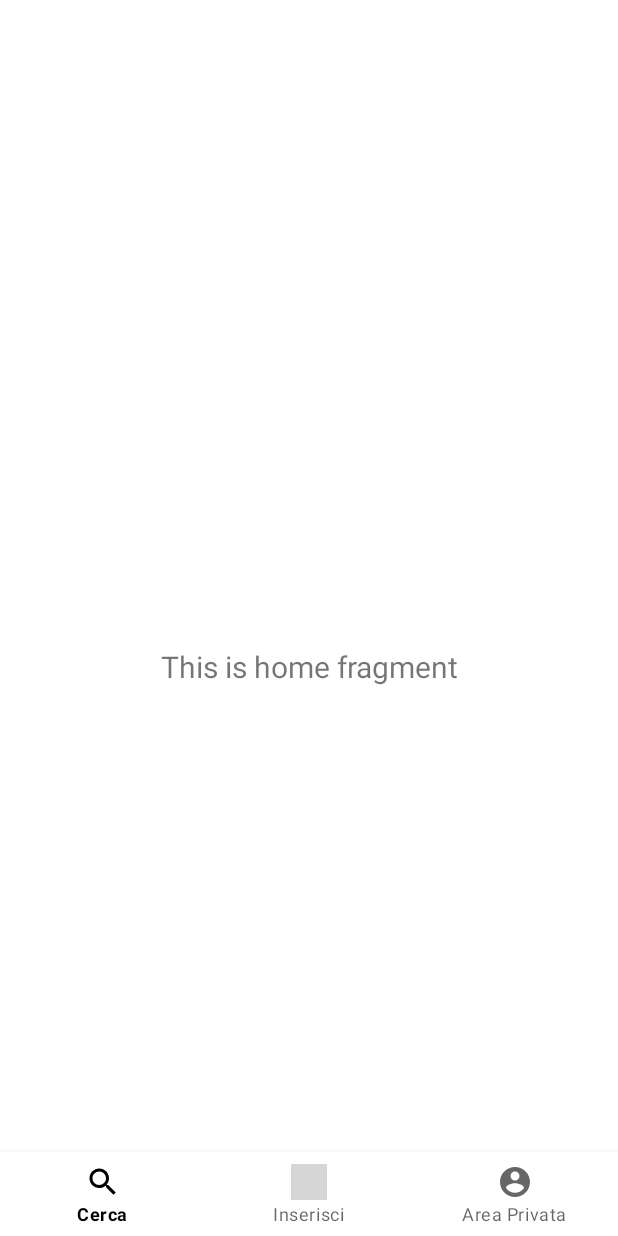
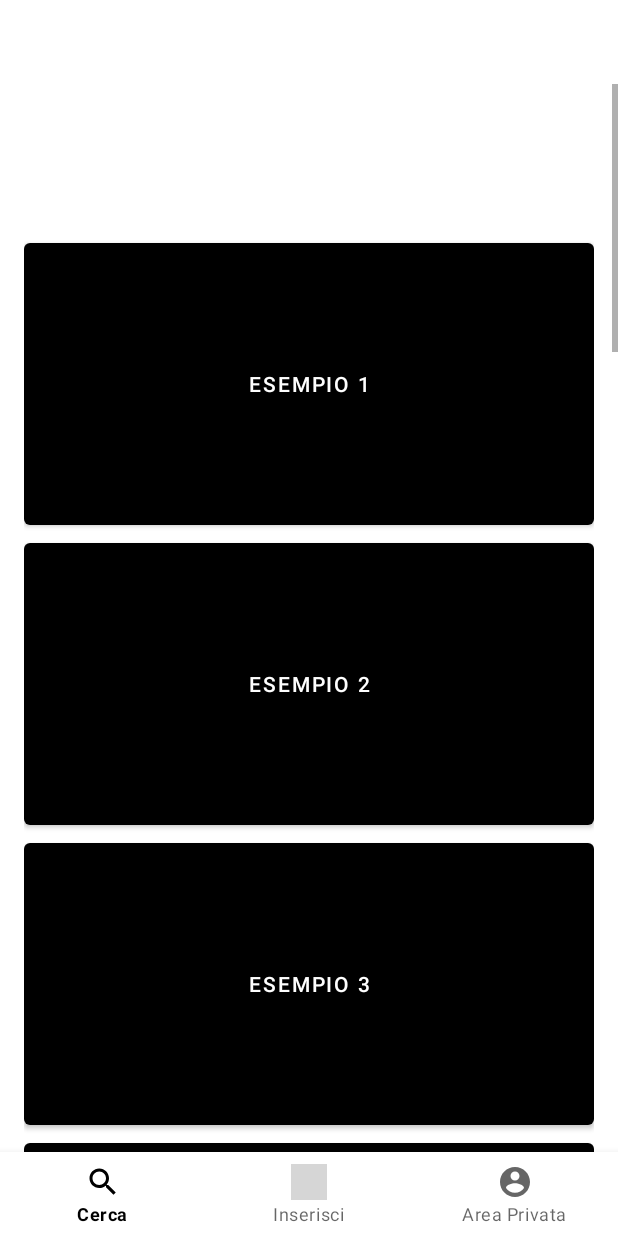
Before and after one commit to pippetto17/APP, an Android app: the MainActivity2 screen opened directly, with no data from a screen before it, on a phone screen of 412 x 824 dp. Run offline under Robolectric (Android 15) with nearby library versions, the phone set to English and light mode, and no system bars; our stand-ins replace navigation-ui; 3 statements that could not run were skipped; grey boxes are pictures that could not be loaded.

Commit message:
formatted codes

```diff
--- a/APP/app/src/main/java/com/example/app/MainActivity2.java
+++ b/APP/app/src/main/java/com/example/app/MainActivity2.java
@@ -1,6 +1,7 @@
 package com.example.app;
 
 import android.os.Bundle;
+import android.util.Log;
 
 import com.google.android.material.bottomnavigation.BottomNavigationView;
 
@@ -12,14 +13,16 @@ import androidx.navigation.ui.NavigationUI;
 
 public class MainActivity2 extends AppCompatActivity {
 
+    AppBarConfiguration appBarConfiguration;
+    BottomNavigationView navView;
     @Override
     protected void onCreate(Bundle savedInstanceState) {
         super.onCreate(savedInstanceState);
         setContentView(R.layout.activity_main);
-        BottomNavigationView navView = findViewById(R.id.nav_view);
+        navView = findViewById(R.id.nav_view);
         // Passing each menu ID as a set of Ids because each
         // menu should be considered as top level destinations.
-        AppBarConfiguration appBarConfiguration = new AppBarConfiguration.Builder(
+        appBarConfiguration = new AppBarConfiguration.Builder(
                 R.id.navigation_search, R.id.navigation_add, R.id.navigation_user)
                 .build();
         NavController navController = Navigation.findNavController(this, R.id.nav_host_fragment);
--- a/APP/app/src/main/res/layout/adverts_page.xml
+++ b/APP/app/src/main/res/layout/adverts_page.xml
@@ -6,7 +6,8 @@
     <LinearLayout
         android:layout_width="fill_parent"
         android:layout_height="fill_parent"
-        android:layout_margin="16dp"
+        android:layout_marginHorizontal="16dp"
+        android:layout_marginTop="100dp"
         android:orientation="vertical">
 
         <Button
--- a/APP/app/src/main/res/layout/create_match_soccer.xml
+++ b/APP/app/src/main/res/layout/create_match_soccer.xml
@@ -1,9 +1,9 @@
 <?xml version="1.0" encoding="utf-8"?>
 <ScrollView xmlns:android="http://schemas.android.com/apk/res/android"
+    xmlns:app="http://schemas.android.com/apk/res-auto"
     xmlns:tools="http://schemas.android.com/tools"
     android:layout_width="match_parent"
-    android:layout_height="match_parent"
-    xmlns:app="http://schemas.android.com/apk/res-auto">
+    android:layout_height="match_parent">
 
     <androidx.constraintlayout.widget.ConstraintLayout
         android:layout_width="match_parent"
--- a/APP/app/src/main/res/layout/create_match_tennis.xml
+++ b/APP/app/src/main/res/layout/create_match_tennis.xml
@@ -1,9 +1,9 @@
 <?xml version="1.0" encoding="utf-8"?>
 <ScrollView xmlns:android="http://schemas.android.com/apk/res/android"
+    xmlns:app="http://schemas.android.com/apk/res-auto"
     xmlns:tools="http://schemas.android.com/tools"
     android:layout_width="match_parent"
-    android:layout_height="match_parent"
-    xmlns:app="http://schemas.android.com/apk/res-auto">
+    android:layout_height="match_parent">
 
     <androidx.constraintlayout.widget.ConstraintLayout
         android:layout_width="match_parent"
@@ -198,7 +198,7 @@
             app:layout_constraintEnd_toEndOf="parent"
             app:layout_constraintHorizontal_bias="0.5"
             app:layout_constraintStart_toStartOf="parent"
-            app:layout_constraintTop_toBottomOf="@+id/table_mod"/>
+            app:layout_constraintTop_toBottomOf="@+id/table_mod" />
 
 
         <TextView
--- a/APP/app/src/main/res/layout/fragment_search.xml
+++ b/APP/app/src/main/res/layout/fragment_search.xml
@@ -1,22 +1,96 @@
 <?xml version="1.0" encoding="utf-8"?>
-<androidx.constraintlayout.widget.ConstraintLayout xmlns:android="http://schemas.android.com/apk/res/android"
+<ScrollView xmlns:android="http://schemas.android.com/apk/res/android"
     xmlns:app="http://schemas.android.com/apk/res-auto"
     xmlns:tools="http://schemas.android.com/tools"
     android:layout_width="match_parent"
     android:layout_height="match_parent"
     tools:context=".ui.search.SearchFragment">
 
-    <TextView
-        android:id="@+id/text_home"
-        android:layout_width="match_parent"
-        android:layout_height="wrap_content"
-        android:layout_marginStart="8dp"
-        android:layout_marginTop="8dp"
-        android:layout_marginEnd="8dp"
-        android:textAlignment="center"
-        android:textSize="20sp"
-        app:layout_constraintBottom_toBottomOf="parent"
-        app:layout_constraintEnd_toEndOf="parent"
-        app:layout_constraintStart_toStartOf="parent"
-        app:layout_constraintTop_toTopOf="parent" />
-</androidx.constraintlayout.widget.ConstraintLayout>
+    <LinearLayout
+        android:layout_width="fill_parent"
+        android:layout_height="fill_parent"
+        android:layout_marginHorizontal="16dp"
+        android:layout_marginTop="100dp"
+        android:orientation="vertical">
+
+        <Button
+            android:layout_width="fill_parent"
+            android:layout_height="200dp"
+            android:text="ESEMPIO 1" />
+
+        <Button
+            android:layout_width="fill_parent"
+            android:layout_height="200dp"
+            android:text="ESEMPIO 2" />
+
+        <Button
+            android:layout_width="fill_parent"
+            android:layout_height="200dp"
+            android:text="ESEMPIO 3" />
+
+        <Button
+            android:layout_width="fill_parent"
+            android:layout_height="200dp"
+            android:text="ESEMPIO 4" />
+
+        <Button
+            android:layout_width="fill_parent"
+            android:layout_height="200dp"
+            android:text="ESEMPIO 5" />
+
+        <Button
+            android:layout_width="fill_parent"
+            android:layout_height="200dp"
+            android:text="ESEMPIO 6" />
+
+        <Button
+            android:layout_width="fill_parent"
+            android:layout_height="200dp"
+            android:text="ESEMPIO 7" />
+
+        <Button
+            android:layout_width="fill_parent"
+            android:layout_height="200dp"
+            android:text="ESEMPIO 8" />
+
+        <Button
+            android:layout_width="fill_parent"
+            android:layout_height="200dp"
+            android:text="ESEMPIO 9" />
+
+        <Button
+            android:layout_width="fill_parent"
+            android:layout_height="200dp"
+            android:text="ESEMPIO 10" />
+
+        <Button
+            android:layout_width="fill_parent"
+            android:layout_height="200dp"
+            android:text="ESEMPIO 11" />
+
+        <Button
+            android:layout_width="fill_parent"
+            android:layout_height="200dp"
+            android:text="ESEMPIO 12" />
+
+        <Button
+            android:layout_width="fill_parent"
+            android:layout_height="200dp"
+            android:text="ESEMPIO 13" />
+
+        <Button
+            android:layout_width="fill_parent"
+            android:layout_height="200dp"
+            android:text="ESEMPIO 14" />
+
+        <Button
+            android:layout_width="fill_parent"
+            android:layout_height="200dp"
+            android:text="ESEMPIO 15" />
+
+        <Button
+            android:layout_width="fill_parent"
+            android:layout_height="200dp"
+            android:text="ESEMPIO 16" />
+    </LinearLayout>
+</ScrollView>
--- a/APP/app/src/main/res/layout/login.xml
+++ b/APP/app/src/main/res/layout/login.xml
@@ -112,7 +112,7 @@
         app:layout_constraintEnd_toStartOf="@+id/guideline10"
         app:layout_constraintHorizontal_bias="0.981"
         app:layout_constraintStart_toStartOf="@+id/guideline10"
-        app:layout_constraintTop_toTopOf="@+id/guideline14"/>
+        app:layout_constraintTop_toTopOf="@+id/guideline14" />
 
     <androidx.constraintlayout.widget.Guideline
         android:id="@+id/guideline9"
--- a/APP/app/src/main/res/navigation/mobile_navigation.xml
+++ b/APP/app/src/main/res/navigation/mobile_navigation.xml
@@ -20,5 +20,5 @@
         android:id="@+id/navigation_user"
         android:name="com.example.app.ui.user.UserFragment"
         android:label="@string/title_user"
-        tools:layout="@layout/fragment_add" />
+        tools:layout="@layout/fragment_user" />
 </navigation>
```
Also changed, not shown: APP/app/src/main/AndroidManifest.xml (+9 -3 lines), APP/app/src/main/res/layout/prova.xml (deleted, +0 -23 lines), APP/app/src/main/res/layout/registration.xml (+11 -10 lines).
